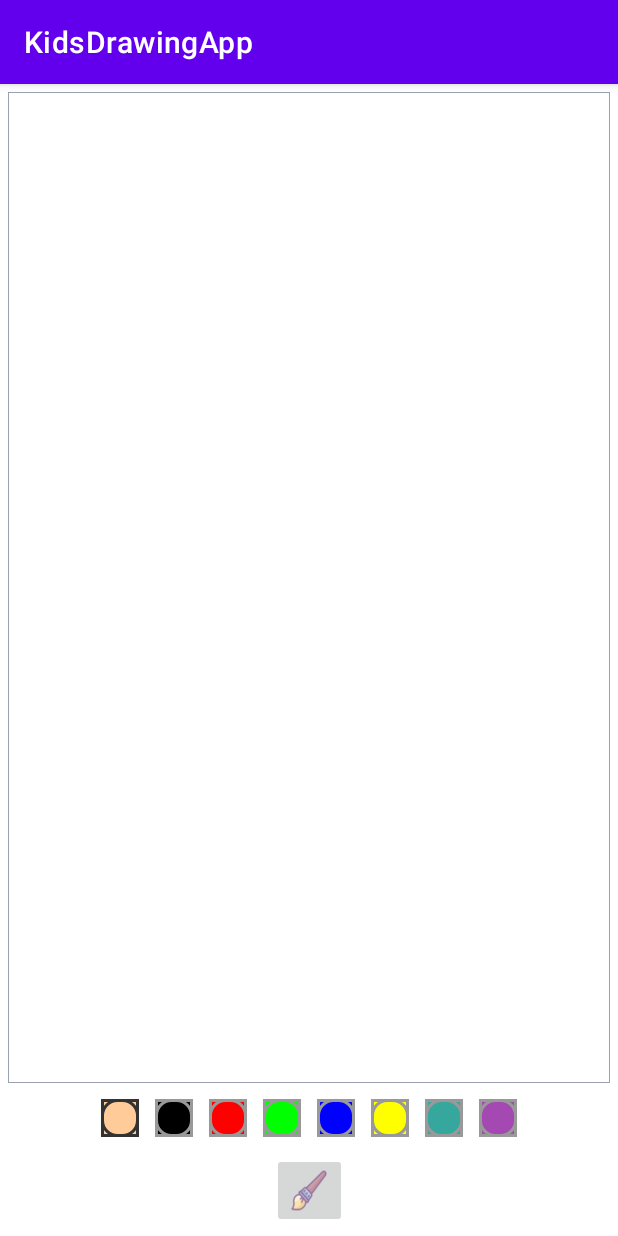
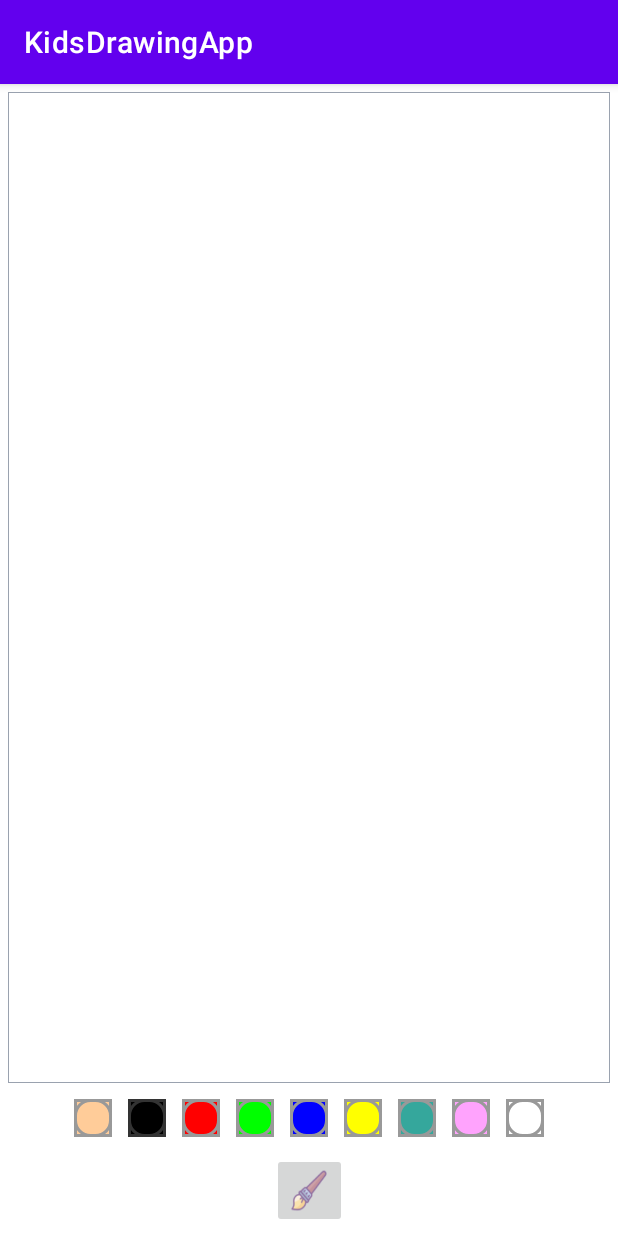
Before and after one commit to Jakarin-Jojo/KidsDrawingApp, an Android app: the screen it shows after launch (MainActivity), on a phone screen of 412 x 824 dp. Run offline under Robolectric (Android 15) with nearby library versions, the phone set to English and light mode, and no system bars.

Commit message:
:sparkles: Adding the color selection :sparkles:

```diff
--- a/app/src/main/java/eu/tutorials/kidsdrawingapp/DrawingView.kt
+++ b/app/src/main/java/eu/tutorials/kidsdrawingapp/DrawingView.kt
@@ -93,6 +93,11 @@ class DrawingView(context: Context, attrs: AttributeSet) : View(context,attrs) {
         mDrawPaint!!.strokeWidth = mBrushSize
     }
 
+    fun setColor(newColor: String){
+        color = Color.parseColor(newColor)
+        mDrawPaint!!.color = color
+    }
+
     internal inner class CustomPath(var color : Int , var brushThickness: Float): Path(){
 
     }
--- a/app/src/main/res/layout/activity_main.xml
+++ b/app/src/main/res/layout/activity_main.xml
@@ -34,6 +34,7 @@
             android:src="@drawable/pallet_normal"
             android:tag="@color/skin"
             android:background="@color/skin"
+            android:onClick="paintClicked"
             />
         <ImageButton
             android:layout_width="25dp"
@@ -42,6 +43,7 @@
             android:src="@drawable/pallet_normal"
             android:tag="@color/black"
             android:background="@color/black"
+            android:onClick="paintClicked"
             />
         <ImageButton
             android:layout_width="25dp"
@@ -50,6 +52,7 @@
             android:src="@drawable/pallet_normal"
             android:tag="@color/red"
             android:background="@color/red"
+            android:onClick="paintClicked"
             />
         <ImageButton
             android:layout_width="25dp"
@@ -58,6 +61,7 @@
             android:src="@drawable/pallet_normal"
             android:tag="@color/green"
             android:background="@color/green"
+            android:onClick="paintClicked"
             />
         <ImageButton
             android:layout_width="25dp"
@@ -66,6 +70,7 @@
             android:src="@drawable/pallet_normal"
             android:tag="@color/blue"
             android:background="@color/blue"
+            android:onClick="paintClicked"
             />
         <ImageButton
             android:layout_width="25dp"
@@ -74,6 +79,7 @@
             android:src="@drawable/pallet_normal"
             android:tag="@color/yellow"
             android:background="@color/yellow"
+            android:onClick="paintClicked"
             />
         <ImageButton
             android:layout_width="25dp"
@@ -82,6 +88,7 @@
             android:src="@drawable/pallet_normal"
             android:tag="@color/lollipop"
             android:background="@color/lollipop"
+            android:onClick="paintClicked"
             />
         <ImageButton
             android:layout_width="25dp"
@@ -90,6 +97,16 @@
             android:src="@drawable/pallet_normal"
             android:tag="@color/pink"
             android:background="@color/pink"
+            android:onClick="paintClicked"
+            />
+        <ImageButton
+            android:layout_width="25dp"
+            android:layout_height="25dp"
+            android:layout_margin="5dp"
+            android:src="@drawable/pallet_normal"
+            android:tag="@color/white"
+            android:background="@color/white"
+            android:onClick="paintClicked"
             />
 
     </LinearLayout>
--- a/app/src/main/res/values/colors.xml
+++ b/app/src/main/res/values/colors.xml
@@ -14,5 +14,5 @@
     <color name="blue">#0000ff</color>
     <color name="yellow">#ffff00</color>
     <color name="lollipop"> #35a79c</color>
-    <color name="pink">#A349B1</color>
+    <color name="pink">#FFA3FD</color>
 </resources>
```
Also changed, not shown: app/src/main/java/eu/tutorials/kidsdrawingapp/MainActivity.kt (+20 -1 lines).
